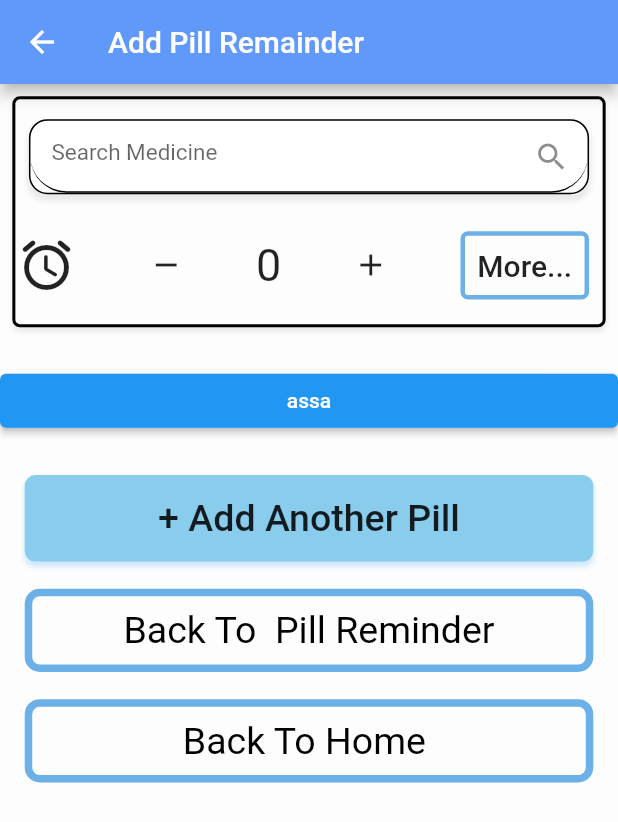
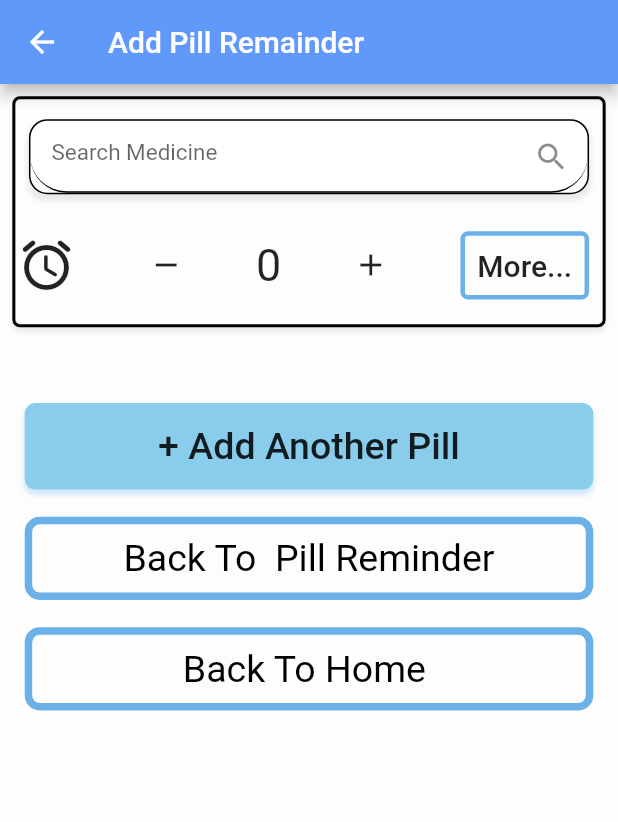
Before and after one commit to shahzebnaqvi/Medical_App, a Flutter app: the PillRemainder screen opened directly, after a tap on an icon or button, on a phone screen of 412 x 824 dp. Shown: the top 822 px of the screen. Run offline on Flutter 3.47's test engine with Material 2 defaults, Android fonts, the phone set to English and light mode, and no system bars; our stand-ins replace carousel_slider, flutter_speed_dial, get, google_maps_flutter, image_picker, lottie; missing offline and left inert: circular_menu, dart:html, flutter_neat_and_clean_calendar, ml_kit_ocr, pandabar; network calls fail.

Commit message:
clock add

```diff
--- a/lib/Screens/Pill_Planner/Add_Pill_Reminder.dart
+++ b/lib/Screens/Pill_Planner/Add_Pill_Reminder.dart
@@ -112,9 +112,16 @@ class _AddPillReminderState extends State<AddPillReminder> {
                 Row(
                   mainAxisAlignment: MainAxisAlignment.spaceBetween,
                   children: [
-                    Icon(
-                      Icons.access_alarm_rounded,
-                      size: 40,
+                    GestureDetector(
+                      onTap: () {
+                        TimeOfDay initialTime = TimeOfDay.now();
+                        showTimePicker(
+                            context: context, initialTime: initialTime);
+                      },
+                      child: Icon(
+                        Icons.access_alarm_rounded,
+                        size: 40,
+                      ),
                     ),
                     InkWell(
                         onTap: () {
@@ -496,15 +503,15 @@ class _AddPillReminderState extends State<AddPillReminder> {
                     )),
                   ),
                 ]),
-          ElevatedButton(
-              onPressed: () {
-                TimeOfDay initialTime = TimeOfDay.now();
-                showTimePicker(
-                  context: context,
-                  initialTime: initialTime,
-                );
-              },
-              child: Text("assa")),
+          // ElevatedButton(
+          //     onPressed: () {
+          //       TimeOfDay initialTime = TimeOfDay.now();
+          //       showTimePicker(
+          //         context: context,
+          //         initialTime: initialTime,
+          //       );
+          //     },
+          //     child: Text("assa")),
           SizedBox(
             height: MediaQuery.of(context).size.height * 0.03,
           ),
--- a/lib/Screens/Pill_Planner/Pill_Reminder.dart
+++ b/lib/Screens/Pill_Planner/Pill_Reminder.dart
@@ -125,7 +125,8 @@ class _PillRemainderState extends State<PillRemainder> {
               Row(
                 children: [
                   Padding(padding: EdgeInsets.only(left: 10)),
-                  Icon(Icons.access_alarm),
+                  GestureDetector(
+                      onTap: () {}, child: Icon(Icons.access_alarm)),
                   SizedBox(
                     width: MediaQuery.of(context).size.width * 0.01,
                   ),
```
